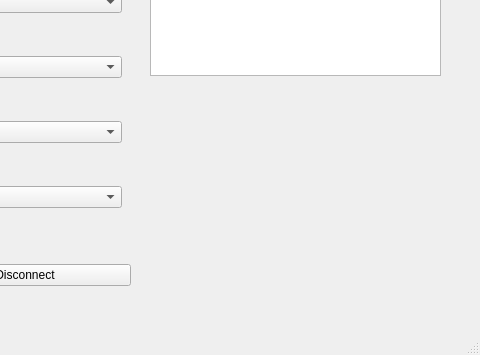
Qt form uart.ui (Nourreddine1920/Serial_Port_COM) before a commit; both pictures show x 320 to 800 and y 245 to 600 of the 800 by 600 pixel window.
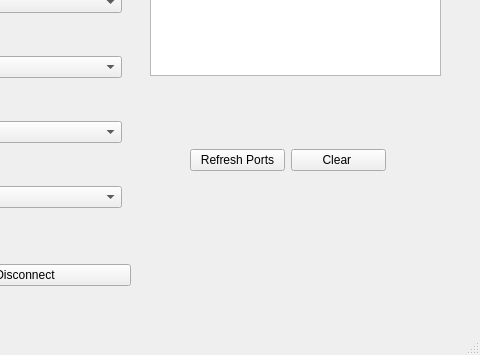
The same form after that commit.

Commit message: fixing refresh ports button and clear button

Diff of the .ui file:
```diff
--- a/uart.ui
+++ b/uart.ui
@@ -164,6 +164,32 @@
      </item>
     </layout>
    </widget>
+   <widget class="QWidget" name="">
+    <property name="geometry">
+     <rect>
+      <x>510</x>
+      <y>390</y>
+      <width>196</width>
+      <height>31</height>
+     </rect>
+    </property>
+    <layout class="QHBoxLayout" name="horizontalLayout_8">
+     <item>
+      <widget class="QPushButton" name="btnRefresh">
+       <property name="text">
+        <string>Refresh Ports</string>
+       </property>
+      </widget>
+     </item>
+     <item>
+      <widget class="QPushButton" name="btnClear">
+       <property name="text">
+        <string>Clear </string>
+       </property>
+      </widget>
+     </item>
+    </layout>
+   </widget>
   </widget>
   <widget class="QMenuBar" name="menubar">
    <property name="geometry">
```
The commit also changes 2 other files.
